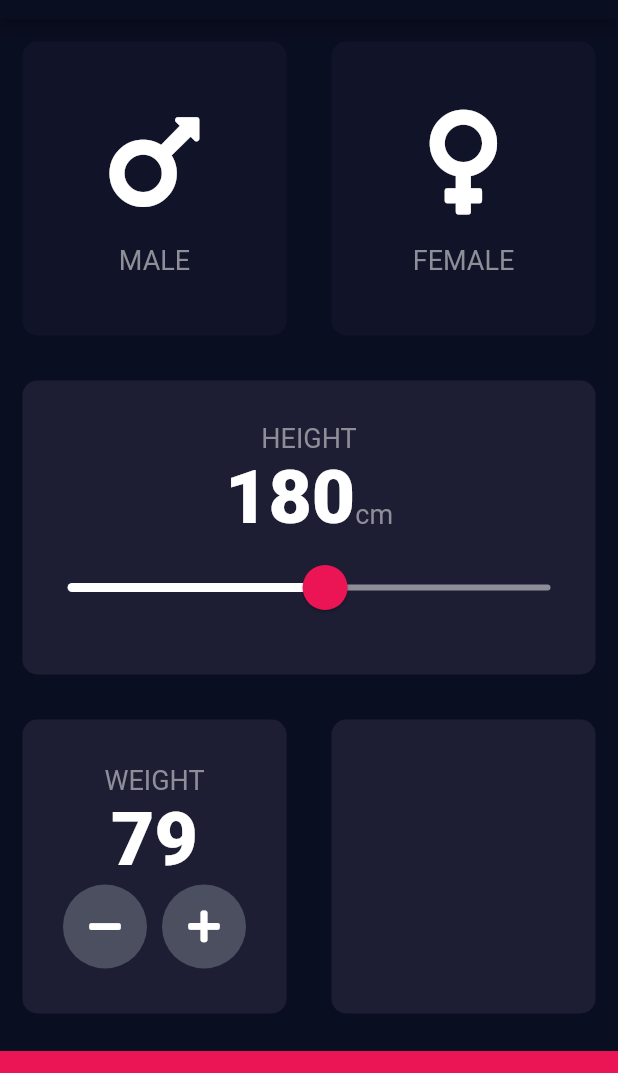
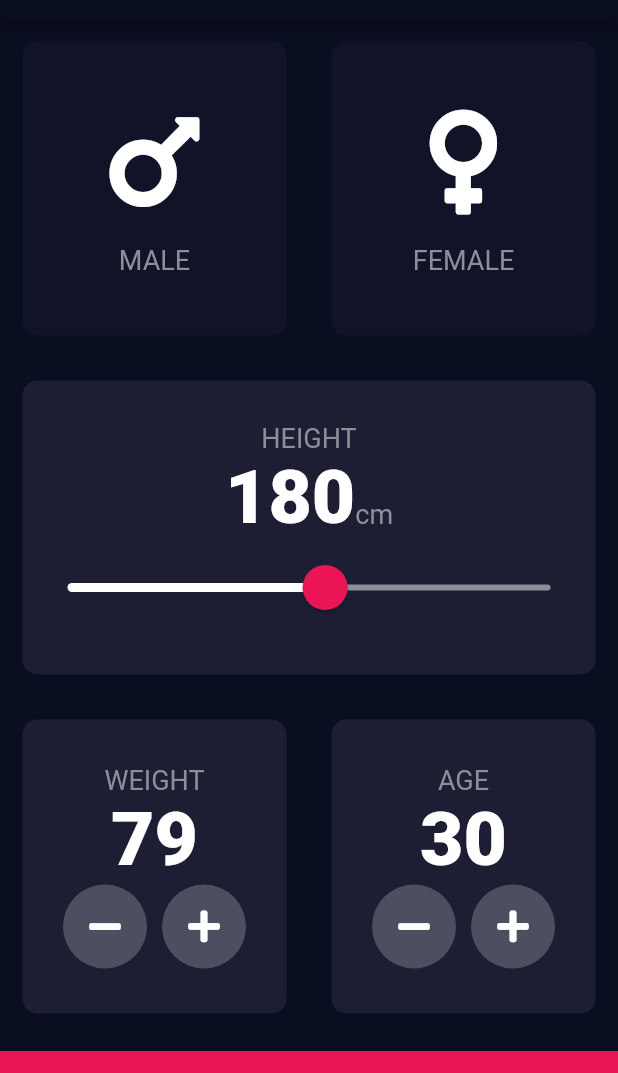
Before and after one commit to ldasha60/bmi-calculator-flutter, a Flutter app: the screen it shows after launch, after a tap on an icon or button, on a phone screen of 412 x 824 dp, the part 65-1138 px from its top. Run offline on Flutter 3.47's test engine with Material 2 defaults, Android fonts, the phone set to English and light mode, and no system bars; our stand-ins replace font_awesome_flutter.

Commit message:
Create AGE container with buttons

```diff
--- a/lib/input_page.dart
+++ b/lib/input_page.dart
@@ -12,6 +12,7 @@ enum Gender {
 
 int userHeight = 180;
 int userWeight = 80;
+int userAge = 30;
 
 class InputPage extends StatefulWidget {
   @override
@@ -117,7 +118,9 @@ class _InputPageState extends State<InputPage> {
                                 icon: FontAwesomeIcons.minus,
                                 onPressed: () {
                                   setState(() {
-                                    userWeight--;
+                                    if (userWeight > 0) {
+                                      userWeight--;
+                                    }
                                   });
                                 },
                               ),
@@ -139,6 +142,36 @@ class _InputPageState extends State<InputPage> {
                   ),
                   Expanded(
                     child: ReusableCard(
+                      cardChild: Column(
+                        mainAxisAlignment: MainAxisAlignment.center,
+                        children: <Widget>[
+                          Text('AGE', style: kLabelTextStyle),
+                          Text(userAge.toString(), style: kNumberTextStyle),
+                          Row(
+                            mainAxisAlignment: MainAxisAlignment.center,
+                            children: <Widget>[
+                              RoundIconButton(
+                                icon: FontAwesomeIcons.minus,
+                                onPressed: () {
+                                  setState(() {
+                                    if (userAge > 0) {
+                                      userAge--;
+                                    }
+                                  });
+                                },
+                              ),
+                              SizedBox(width: 10.0),
+                              RoundIconButton(
+                                  icon: FontAwesomeIcons.plus,
+                                  onPressed: () {
+                                    setState(() {
+                                      userAge++;
+                                    });
+                                  }),
+                            ],
+                          ),
+                        ],
+                      ),
                       color: kActiveCardColor,
                     ),
                   ),
@@ -157,7 +190,7 @@ class _InputPageState extends State<InputPage> {
 }
 
 class RoundIconButton extends StatelessWidget {
-  RoundIconButton({this.icon, this.onPressed});
+  RoundIconButton({@required this.icon, @required this.onPressed});
 
   final IconData icon;
   final Function onPressed;
```
